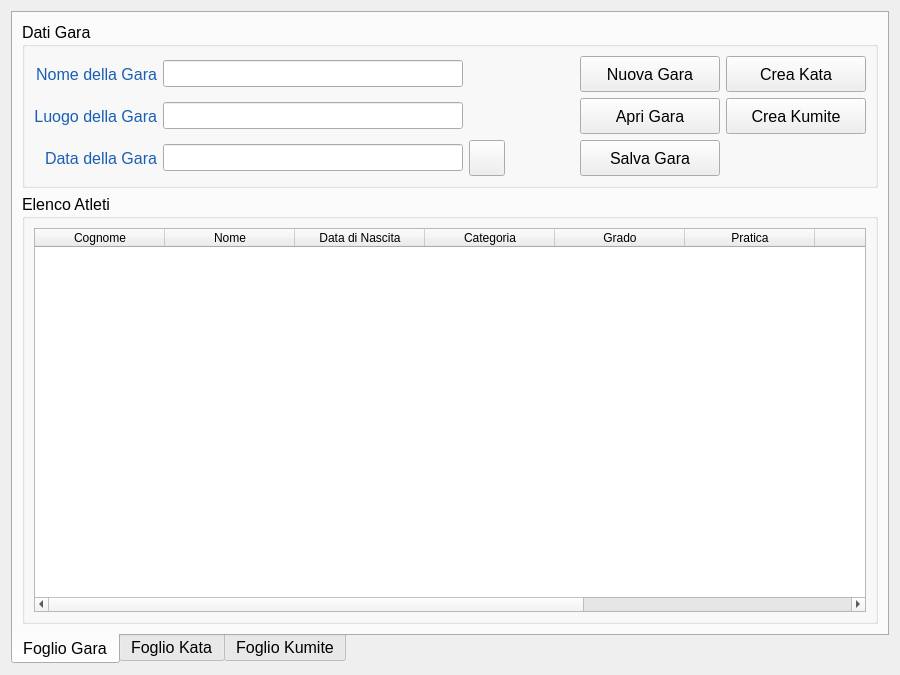
GinoBogo/gKarate, file gMainWidget.ui: the form before one commit.
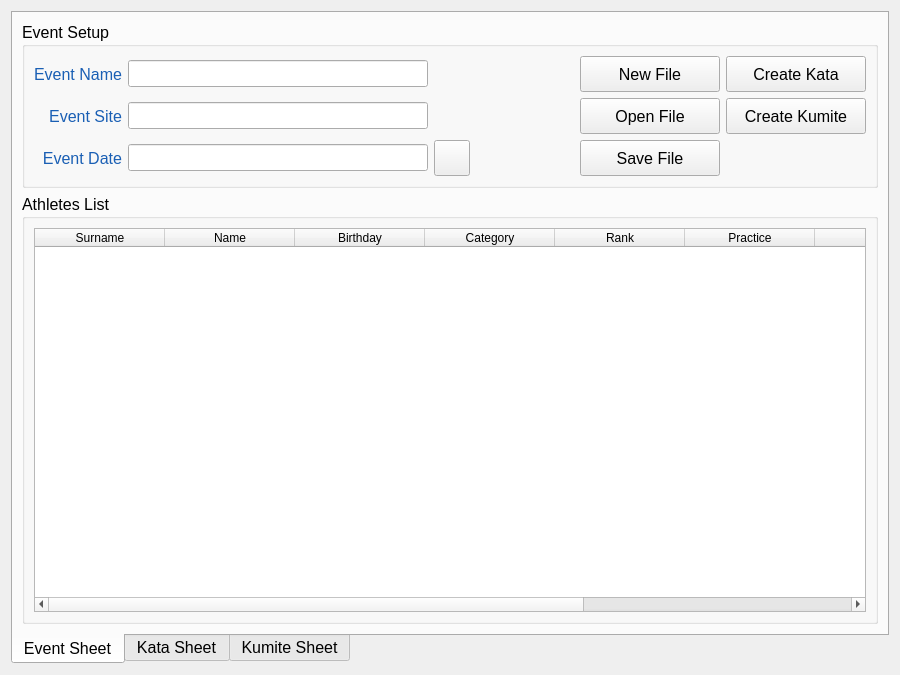
The form after the commit. Icons and pictures are not drawn. Custom widgets are drawn as their Qt base class.

```diff
--- a/gMainWidget.ui
+++ b/gMainWidget.ui
@@ -42,7 +42,7 @@
      </property>
      <widget class="QWidget" name="tab_1_match">
       <attribute name="title">
-       <string>Foglio Gara</string>
+       <string>Event Sheet</string>
       </attribute>
       <layout class="QHBoxLayout" name="horizontalLayout_2">
        <item>
@@ -50,7 +50,7 @@
          <item>
           <widget class="QGroupBox" name="groupBox_match_info">
            <property name="title">
-            <string>Dati Gara</string>
+            <string>Event Setup</string>
            </property>
            <layout class="QHBoxLayout" name="horizontalLayout_3">
             <item>
@@ -73,7 +73,7 @@
                  <cursorShape>PointingHandCursor</cursorShape>
                 </property>
                 <property name="text">
-                 <string>Crea Kata</string>
+                 <string>Create Kata</string>
                 </property>
                 <property name="iconSize">
                  <size>
@@ -101,7 +101,7 @@
                  <cursorShape>PointingHandCursor</cursorShape>
                 </property>
                 <property name="text">
-                 <string>Salva Gara</string>
+                 <string>Save File</string>
                 </property>
                 <property name="iconSize">
                  <size>
@@ -141,7 +141,7 @@
                  </palette>
                 </property>
                 <property name="text">
-                 <string>Nome della Gara</string>
+                 <string>Event Name</string>
                 </property>
                 <property name="alignment">
                  <set>Qt::AlignRight|Qt::AlignTrailing|Qt::AlignVCenter</set>
@@ -166,7 +166,7 @@
                  <cursorShape>PointingHandCursor</cursorShape>
                 </property>
                 <property name="text">
-                 <string>Nuova Gara</string>
+                 <string>New File</string>
                 </property>
                 <property name="iconSize">
                  <size>
@@ -206,7 +206,7 @@
                  </palette>
                 </property>
                 <property name="text">
-                 <string>Luogo della Gara</string>
+                 <string>Event Site</string>
                 </property>
                 <property name="alignment">
                  <set>Qt::AlignRight|Qt::AlignTrailing|Qt::AlignVCenter</set>
@@ -243,7 +243,7 @@
                  </palette>
                 </property>
                 <property name="text">
-                 <string>Data della Gara</string>
+                 <string>Event Date</string>
                 </property>
                 <property name="alignment">
                  <set>Qt::AlignRight|Qt::AlignTrailing|Qt::AlignVCenter</set>
@@ -326,7 +326,7 @@
                  <cursorShape>PointingHandCursor</cursorShape>
                 </property>
                 <property name="text">
-                 <string>Apri Gara</string>
+                 <string>Open File</string>
                 </property>
                 <property name="iconSize">
                  <size>
@@ -374,7 +374,7 @@
                  <cursorShape>PointingHandCursor</cursorShape>
                 </property>
                 <property name="text">
-                 <string>Crea Kumite</string>
+                 <string>Create Kumite</string>
                 </property>
                 <property name="iconSize">
                  <size>
@@ -392,7 +392,7 @@
          <item>
           <widget class="QGroupBox" name="groupBox_people_info">
            <property name="title">
-            <string>Elenco Atleti</string>
+            <string>Athletes List</string>
            </property>
            <layout class="QHBoxLayout" name="horizontalLayout_4">
             <item>
@@ -426,47 +426,47 @@
               </attribute>
               <column>
                <property name="text">
-                <string>Cognome</string>
+                <string>Surname</string>
                </property>
               </column>
               <column>
                <property name="text">
-                <string>Nome</string>
+                <string>Name</string>
                </property>
               </column>
               <column>
                <property name="text">
-                <string>Data di Nascita</string>
+                <string>Birthday</string>
                </property>
               </column>
               <column>
                <property name="text">
-                <string>Categoria</string>
+                <string>Category</string>
                </property>
               </column>
               <column>
                <property name="text">
-                <string>Grado</string>
+                <string>Rank</string>
                </property>
               </column>
               <column>
                <property name="text">
-                <string>Pratica</string>
+                <string>Practice</string>
                </property>
               </column>
               <column>
                <property name="text">
-                <string>Stile</string>
+                <string>Style</string>
                </property>
               </column>
               <column>
                <property name="text">
-                <string>Società</string>
+                <string>Society</string>
                </property>
               </column>
               <column>
                <property name="text">
-                <string>Rif.</string>
+                <string>Ref.</string>
                </property>
               </column>
              </widget>
@@ -480,7 +480,7 @@
      </widget>
      <widget class="QWidget" name="tab_2_kata">
       <attribute name="title">
-       <string>Foglio Kata</string>
+       <string>Kata Sheet</string>
       </attribute>
       <layout class="QHBoxLayout" name="horizontalLayout_5">
        <item>
@@ -655,7 +655,7 @@
      </widget>
      <widget class="QWidget" name="tab_3_kumite">
       <attribute name="title">
-       <string>Foglio Kumite</string>
+       <string>Kumite Sheet</string>
       </attribute>
       <layout class="QHBoxLayout" name="horizontalLayout_6">
        <item>
```
Left out of the diff: 112 changed lines with no effect on the pictures.
